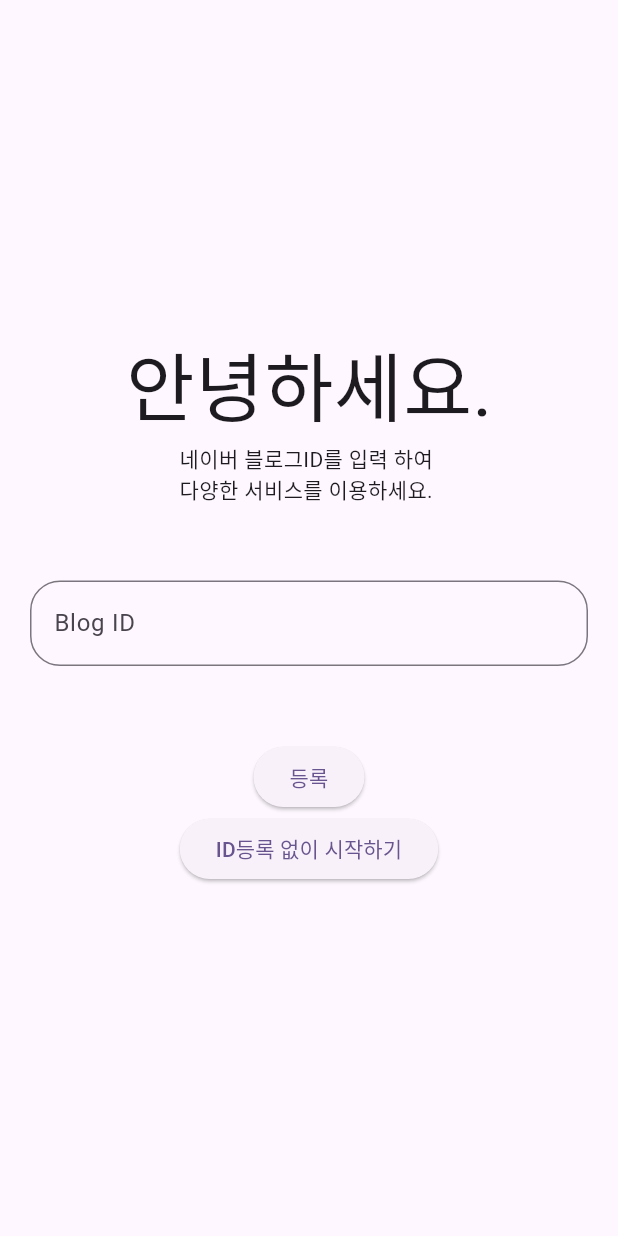
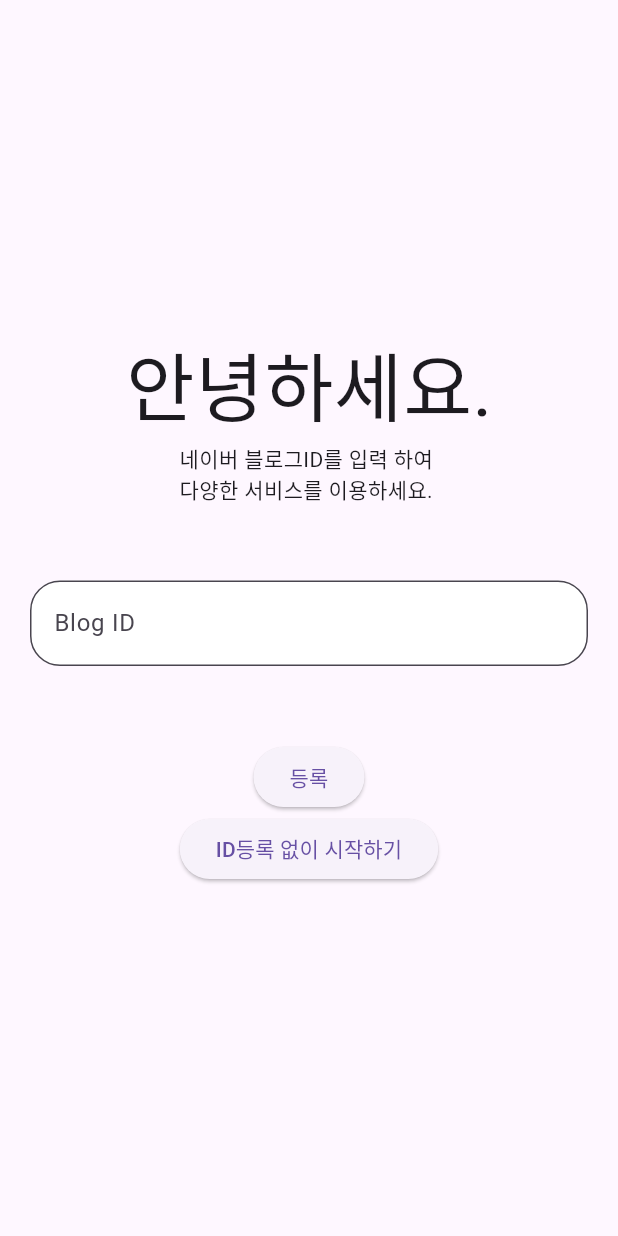
Before and after one commit to hch507/keypick-flutter, a Flutter app: the screen it shows after launch, on a phone screen of 412 x 824 dp. Run offline on Flutter 3.47's test engine with Material 3 defaults, Android fonts, the phone set to English and light mode, and no system bars; our stand-ins replace dio, get, retrofit; generated files the repository leaves out were written again.

Commit message:
theme update

```diff
--- a/lib/main.dart
+++ b/lib/main.dart
@@ -4,6 +4,7 @@ import 'package:flutter_keypick/presentation/ui/keypick_main.dart';
 import 'package:flutter_keypick/presentation/ui/non_login/s_non_login.dart';
 import 'package:flutter_keypick/presentation/ui/search/s_keyword.dart';
 import 'package:flutter_keypick/presentation/ui/user_blog/s_user.dart';
+import 'package:flutter_keypick/theme/theme.dart';
 import 'package:get/get.dart';
 import 'package:get/get_navigation/src/root/get_material_app.dart';
 
@@ -19,10 +20,7 @@ class MyApp extends StatelessWidget {
   Widget build(BuildContext context) {
     return GetMaterialApp(
       title: 'Flutter Demo',
-      theme: ThemeData(
-        colorScheme: ColorScheme.fromSeed(seedColor: Colors.deepPurple),
-        useMaterial3: true,
-      ),
+      theme: DefaultTheme,
       initialBinding: InitBinding(),
       initialRoute: "/login",
       getPages: [
--- a/lib/presentation/ui/non_login/s_non_login.dart
+++ b/lib/presentation/ui/non_login/s_non_login.dart
@@ -14,7 +14,6 @@ class _NonLoginScreenState extends State<NonLoginScreen> {
   Widget build(BuildContext context) {
     return Scaffold(
       appBar: AppBar(
-        backgroundColor: Colors.cyan,
         title: Row(
           children: [
             Expanded(
--- /dev/null
+++ b/lib/theme/theme.dart
@@ -0,0 +1,21 @@
+import 'package:flutter/material.dart';
+
+var DefaultTheme = ThemeData(
+  useMaterial3: true,
+  appBarTheme: const AppBarTheme(
+    backgroundColor: Colors.blue,
+    foregroundColor: Colors.white,
+    elevation: 1, // 그림자 정도
+  ),
+  textTheme: TextTheme(
+
+  ),
+  inputDecorationTheme: InputDecorationTheme(
+    filled: true,
+    fillColor: Colors.white,
+  ),
+  bottomNavigationBarTheme: const BottomNavigationBarThemeData(
+    backgroundColor: Colors.blueAccent,
+    selectedItemColor: Colors.black,
+  ),
+);
```
